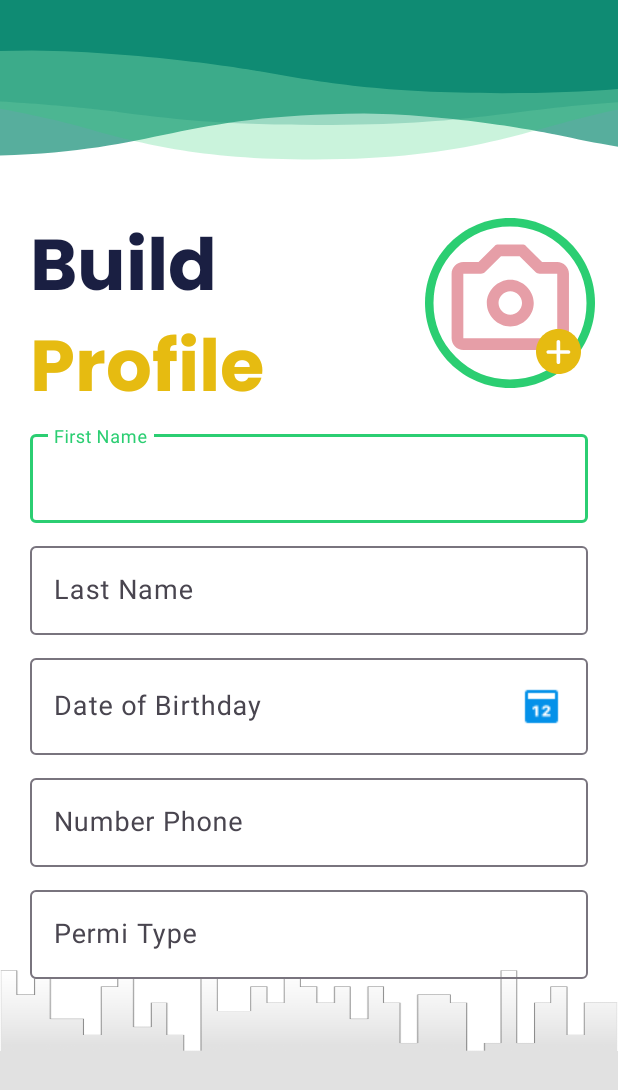
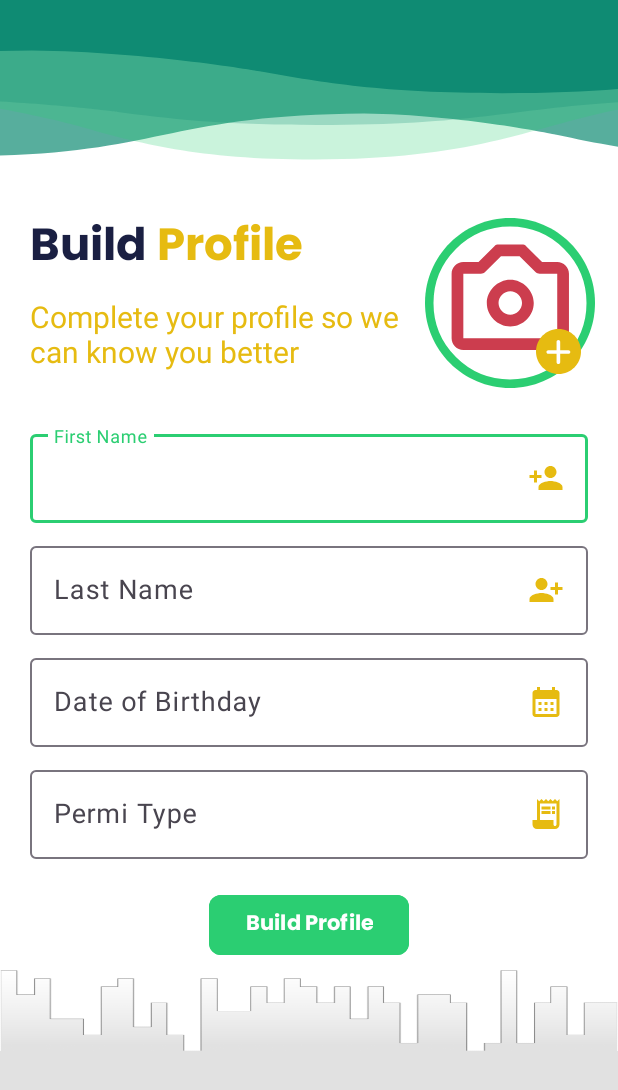
Before and after one commit to 0yaser0/Any-Taxy, an Android app: the layout profile_fragment_layout.xml on its own in the app's theme, with its tools: preview values and no code run, on a phone screen of 412 x 824 dp. Shown: the top 1090 px of the screen. Run offline under Robolectric (Android 15) with nearby library versions, the phone set to English and light mode, and no system bars.

Commit message:
Udate UI build profile done

```diff
--- a/app/src/main/java/com/cmc/mytaxi/ui/activity/Profile.kt
+++ b/app/src/main/java/com/cmc/mytaxi/ui/activity/Profile.kt
@@ -2,10 +2,13 @@ package com.cmc.mytaxi.ui.activity
 
 import android.content.Intent
 import android.os.Bundle
+import android.os.Looper
+import android.view.View
 import androidx.activity.enableEdgeToEdge
 import androidx.core.view.ViewCompat
 import androidx.core.view.WindowInsetsCompat
 import androidx.lifecycle.ViewModelProvider
+import com.bumptech.glide.Glide
 import com.cmc.mytaxi.App
 import com.cmc.mytaxi.R
 import com.cmc.mytaxi.data.repository.DriverRepository
@@ -13,7 +16,6 @@ import com.cmc.mytaxi.data.viewmodel.ProfileViewModel
 import com.cmc.mytaxi.data.viewmodel.ProfileViewModelFactory
 import com.cmc.mytaxi.databinding.ProfileBinding
 import com.cmc.mytaxi.ui.fragments.profile.EditProfileFragment
-
 import com.cmc.mytaxi.ui.fragments.profile.ProfileFragment
 import com.cmc.mytaxi.utils.AnyTaxyActivity
 import com.cmc.mytaxi.utils.SetupUI
--- /dev/null
+++ b/app/src/main/res/drawable/first_name.xml
@@ -0,0 +1,5 @@
+<vector xmlns:android="http://schemas.android.com/apk/res/android" android:height="24dp" android:tint="#E6BB11" android:viewportHeight="24" android:viewportWidth="24" android:width="24dp">
+
+    <path android:fillColor="@android:color/white" android:pathData="M15,12c2.21,0 4,-1.79 4,-4s-1.79,-4 -4,-4 -4,1.79 -4,4 1.79,4 4,4zM6,10L6,7L4,7v3L1,10v2h3v3h2v-3h3v-2L6,10zM15,14c-2.67,0 -8,1.34 -8,4v2h16v-2c0,-2.66 -5.33,-4 -8,-4z"/>
+
+</vector>
--- /dev/null
+++ b/app/src/main/res/drawable/ic_calendar.xml
@@ -0,0 +1,5 @@
+<vector xmlns:android="http://schemas.android.com/apk/res/android" android:height="24dp" android:tint="#E6BB11" android:viewportHeight="24" android:viewportWidth="24" android:width="24dp">
+
+    <path android:fillColor="@android:color/white" android:pathData="M19,4h-1V2h-2v2H8V2H6v2H5C3.89,4 3.01,4.9 3.01,6L3,20c0,1.1 0.89,2 2,2h14c1.1,0 2,-0.9 2,-2V6C21,4.9 20.1,4 19,4zM19,20H5V10h14V20zM9,14H7v-2h2V14zM13,14h-2v-2h2V14zM17,14h-2v-2h2V14zM9,18H7v-2h2V18zM13,18h-2v-2h2V18zM17,18h-2v-2h2V18z"/>
+
+</vector>
--- a/app/src/main/res/drawable/ic_camera.xml
+++ b/app/src/main/res/drawable/ic_camera.xml
@@ -10,12 +10,10 @@
         <clip-path android:pathData="M0.74,0.59h120v120h-120z" />
 
         <path
-            android:fillAlpha="0.5"
             android:fillColor="@color/deathRed"
             android:pathData="M60.74,40.59C49.9,40.59 40.74,49.75 40.74,60.59C40.74,71.43 49.9,80.59 60.74,80.59C71.58,80.59 80.74,71.43 80.74,60.59C80.74,49.75 71.58,40.59 60.74,40.59ZM60.74,70.59C55.42,70.59 50.74,65.91 50.74,60.59C50.74,55.26 55.42,50.59 60.74,50.59C66.07,50.59 70.74,55.26 70.74,60.59C70.74,65.91 66.07,70.59 60.74,70.59Z" />
 
         <path
-            android:fillAlpha="0.5"
             android:fillColor="@color/deathRed"
             android:pathData="M100.74,25.59H87.81L74.28,12.05C73.82,11.59 73.26,11.22 72.66,10.97C72.05,10.72 71.4,10.59 70.74,10.59H50.74C50.09,10.59 49.44,10.72 48.83,10.97C48.22,11.22 47.67,11.59 47.21,12.05L33.67,25.59H20.74C15.23,25.59 10.74,30.07 10.74,35.59V90.59C10.74,96.1 15.23,100.59 20.74,100.59H100.74C106.26,100.59 110.74,96.1 110.74,90.59V35.59C110.74,30.07 106.26,25.59 100.74,25.59ZM20.74,90.59V35.59H35.74C37.07,35.59 38.34,35.06 39.28,34.12L52.81,20.59H68.67L82.21,34.12C82.67,34.59 83.22,34.96 83.83,35.21C84.44,35.46 85.09,35.59 85.74,35.59H100.74L100.75,90.59H20.74Z" />
 
--- /dev/null
+++ b/app/src/main/res/drawable/ic_permi.xml
@@ -0,0 +1,13 @@
+<vector xmlns:android="http://schemas.android.com/apk/res/android" android:autoMirrored="true" android:height="24dp" android:tint="#E6BB11" android:viewportHeight="24" android:viewportWidth="24" android:width="24dp">
+
+    <path android:fillColor="@android:color/white" android:pathData="M19.5,3.5L18,2l-1.5,1.5L15,2l-1.5,1.5L12,2l-1.5,1.5L9,2L7.5,3.5L6,2v14H3v3c0,1.66 1.34,3 3,3h12c1.66,0 3,-1.34 3,-3V2L19.5,3.5zM19,19c0,0.55 -0.45,1 -1,1s-1,-0.45 -1,-1v-3H8V5h11V19z"/>
+
+    <path android:fillColor="@android:color/white" android:pathData="M9,7h6v2h-6z"/>
+
+    <path android:fillColor="@android:color/white" android:pathData="M16,7h2v2h-2z"/>
+
+    <path android:fillColor="@android:color/white" android:pathData="M9,10h6v2h-6z"/>
+
+    <path android:fillColor="@android:color/white" android:pathData="M16,10h2v2h-2z"/>
+
+</vector>
--- /dev/null
+++ b/app/src/main/res/drawable/last_name.xml
@@ -0,0 +1,5 @@
+<vector xmlns:android="http://schemas.android.com/apk/res/android" android:height="24dp" android:tint="#E6BB11" android:viewportHeight="24" android:viewportWidth="24" android:width="24dp">
+
+    <path android:fillColor="@android:color/white" android:pathData="M13,8c0,-2.21 -1.79,-4 -4,-4S5,5.79 5,8s1.79,4 4,4S13,10.21 13,8zM15,10v2h3v3h2v-3h3v-2h-3V7h-2v3H15zM1,18v2h16v-2c0,-2.66 -5.33,-4 -8,-4S1,15.34 1,18z"/>
+
+</vector>
--- a/app/src/main/res/layout/profile_fragment_layout.xml
+++ b/app/src/main/res/layout/profile_fragment_layout.xml
@@ -31,6 +31,9 @@
                 android:id="@+id/etFirstName"
                 android:layout_width="match_parent"
                 android:layout_height="wrap_content"
+                android:drawableEnd="@drawable/first_name"
+                android:drawablePadding="15dp"
+                android:fontFamily="@font/roboto"
                 android:textSize="18sp" />
         </com.google.android.material.textfield.TextInputLayout>
 
@@ -45,6 +48,9 @@
                 android:id="@+id/etLastName"
                 android:layout_width="match_parent"
                 android:layout_height="wrap_content"
+                android:drawableEnd="@drawable/last_name"
+                android:drawablePadding="15dp"
+                android:fontFamily="@font/roboto"
                 android:textSize="18sp" />
         </com.google.android.material.textfield.TextInputLayout>
 
@@ -61,23 +67,10 @@
                 android:layout_width="match_parent"
                 android:layout_height="wrap_content"
                 android:textSize="18sp"
-                android:drawableEnd="@drawable/calendar"
+                android:drawableEnd="@drawable/ic_calendar"
                 android:drawablePadding="15dp"
+                android:fontFamily="@font/roboto"
                 android:inputType="date" />
-        </com.google.android.material.textfield.TextInputLayout>
-
-        <com.google.android.material.textfield.TextInputLayout
-            android:layout_width="match_parent"
-            android:layout_height="wrap_content"
-            android:layout_marginTop="10dp"
-            android:hint="Number Phone"
-            app:boxStrokeWidth="1dp">
-
-            <com.google.android.material.textfield.TextInputEditText
-                android:id="@+id/etNumberPhone"
-                android:layout_width="match_parent"
-                android:layout_height="wrap_content"
-                android:textSize="18sp" />
         </com.google.android.material.textfield.TextInputLayout>
 
         <com.google.android.material.textfield.TextInputLayout
@@ -91,6 +84,8 @@
                 android:id="@+id/etPermiType"
                 android:layout_width="match_parent"
                 android:layout_height="wrap_content"
+                android:drawableEnd="@drawable/ic_permi"
+                android:drawablePadding="15dp"
                 android:fontFamily="@font/roboto"
                 android:textSize="18sp" />
         </com.google.android.material.textfield.TextInputLayout>
--- a/app/src/main/res/values/colors.xml
+++ b/app/src/main/res/values/colors.xml
@@ -2,6 +2,7 @@
 <resources>
     <color name="black">#FF000000</color>
     <color name="white">#FFFFFFFF</color>
+    <color name="gray">#E1E1E1</color>
     <color name="yellow">#E6BB11</color>
     <color name="lightGreen">#2BCE72</color>
     <color name="darkGreen">#108C73</color>
--- a/app/src/main/res/values/style.xml
+++ b/app/src/main/res/values/style.xml
@@ -3,13 +3,13 @@
 
     <style name="input_15sp_gray">
         <item name="android:textSize">15sp</item>
-        <item name="android:textColor">#7F7F7F</item>
+        <item name="android:textColor">@color/gray</item>
         <item name="android:fontFamily">@font/roboto</item>
     </style>
 
     <style name="BuildProfileTextStyle">
         <item name="android:fontFamily">@font/poppins_bold</item>
-        <item name="android:textSize">48sp</item>
+        <item name="android:textSize">30sp</item>
     </style>
 
     <style name="CreateANewTextStyle">
```
Also changed, not shown: app/src/main/java/com/cmc/mytaxi/ui/fragments/profile/ProfileFragment.kt (+22 -2 lines), app/src/main/res/layout/profile.xml (+44 -2 lines), app/src/main/res/drawable/calendar.png (deleted), app/src/main/res/drawable/line_loader.gif (added), app/src/main/res/drawable/taxi_loader.gif (added), app/src/main/res/drawable/taxy_loader.gif (added), 1 other file.
